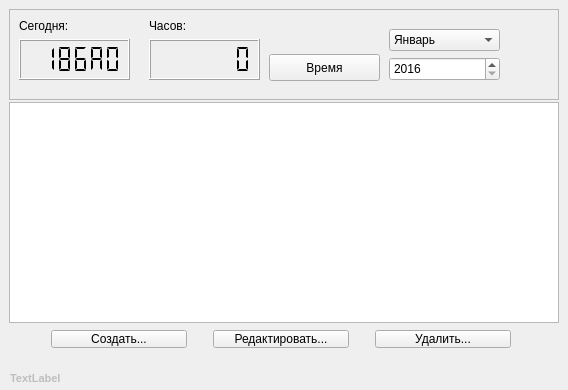
Before: the Qt Designer form mainwindow.ui in dwalx/wrTime, drawn with Qt 5.
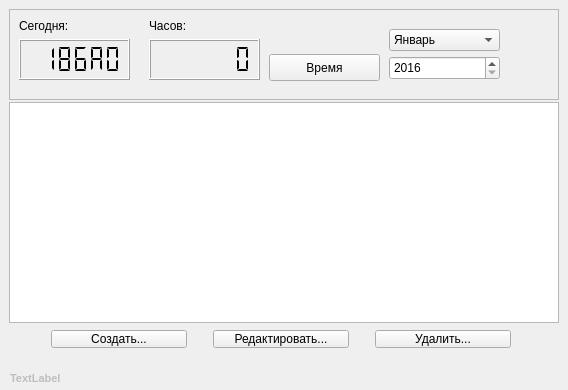
After: the same form once the commit is applied.

What changed in the file:
```diff
--- a/mainwindow.ui
+++ b/mainwindow.ui
@@ -121,7 +121,7 @@
      <property name="geometry">
       <rect>
        <x>380</x>
-       <y>48</y>
+       <y>47</y>
        <width>111</width>
        <height>24</height>
       </rect>
```
